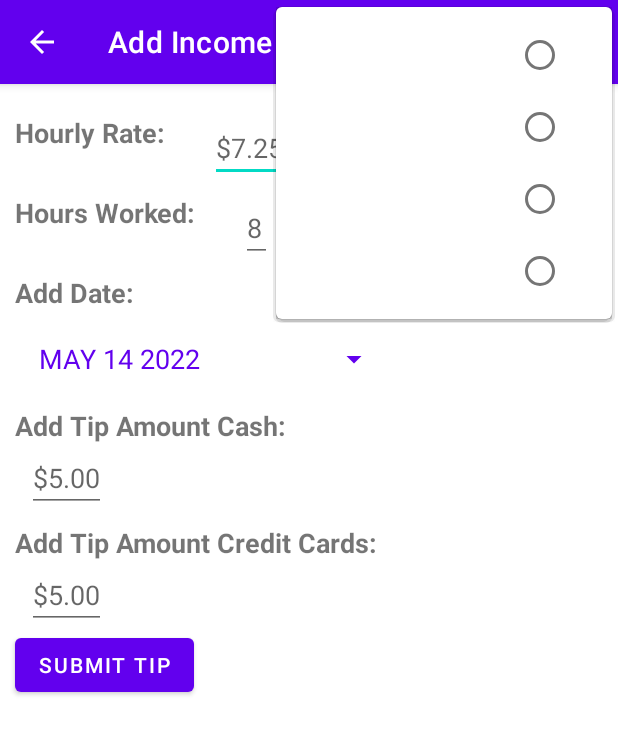
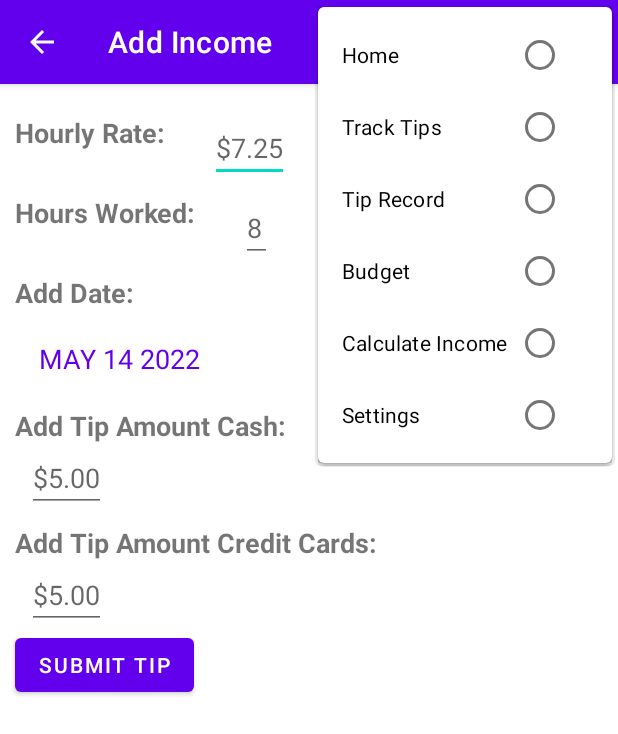
Before and after one commit to MackenzieNelson/Capstone---ServiceSolutions-TipTracker, an Android app: the IncomeActivity screen opened directly, with no data from a screen before it, with the options menu open, on a phone screen of 412 x 824 dp. Shown: the top 734 px of the screen. Run offline under Robolectric (Android 15) with nearby library versions, the phone set to English and light mode, and no system bars.

Commit message:
[finishes | delivers #182129615] makes the navigation on income activity not empty

```diff
--- a/app/src/main/java/edu/cvtc/servicesolutions/tip_tracker/IncomeActivity.java
+++ b/app/src/main/java/edu/cvtc/servicesolutions/tip_tracker/IncomeActivity.java
@@ -140,7 +140,7 @@ public class IncomeActivity extends AppCompatActivity implements LoaderManager.L
         dateButton = findViewById(R.id.datePickerButton);
         dateButton.setText(getTodaysDate());
 
-        drawerLayout = findViewById(R.id.drawer_layout);
+        drawerLayout = findViewById(R.id.drawer);
 
         if (drawerLayout != null) {
             navigationView = findViewById(R.id.navigationView);
@@ -385,7 +385,7 @@ public class IncomeActivity extends AppCompatActivity implements LoaderManager.L
             startActivity(intent);
             finish();
         } else if (id == R.id.nav_income_calc) {
-            Intent intent = new Intent(IncomeActivity.this, TipRecordActivity.class);
+            Intent intent = new Intent(IncomeActivity.this, IncomeCalculationsActivity.class);
             startActivity(intent);
             finish();
         } else if (id == R.id.nav_settings) {
@@ -394,6 +394,10 @@ public class IncomeActivity extends AppCompatActivity implements LoaderManager.L
             finish();
         } else if (id == R.id.nav_home) {
             Intent intent = new Intent(IncomeActivity.this, JobActivityMain.class);
+            startActivity(intent);
+            finish();
+        } else if (id == R.id.nav_record_tips) {
+            Intent intent = new Intent(IncomeActivity.this, TipRecordActivity.class);
             startActivity(intent);
             finish();
         }
--- a/app/src/main/res/menu/menu_main.xml
+++ b/app/src/main/res/menu/menu_main.xml
@@ -9,33 +9,27 @@
    </group>
 
     <group android:checkableBehavior="single">
-        <item android:title="@string/tip_information">
-            <menu>
-                <group>
         <item
             android:id="@+id/nav_track_tips"
             android:title="@string/track_tips"/>
+    </group>
+
+    <group android:checkableBehavior="single">
         <item
             android:id="@+id/nav_record_tips"
             android:title="@string/tip_record"/>
     </group>
-            </menu>
-        </item>
+
+    <group android:checkableBehavior="single">
+        <item
+            android:id="@+id/nav_budget"
+            android:title="@string/budget"/>
     </group>
 
     <group android:checkableBehavior="single">
-        <item android:title="@string/budgeting">
-            <menu>
-                <group>
-                    <item
-                        android:id="@+id/nav_budget"
-                        android:title="@string/budget"/>
         <item
             android:id="@+id/nav_income_calc"
             android:title="@string/calculate_income"/>
-                </group>
-            </menu>
-        </item>
     </group>
 
     <group android:checkableBehavior="single">
--- a/app/src/main/res/values/themes.xml
+++ b/app/src/main/res/values/themes.xml
@@ -1,6 +1,6 @@
 <resources xmlns:tools="http://schemas.android.com/tools">
     <!-- Base application theme. -->
-    <style name="Theme.ServiceSolutionsTipTracker" parent="Theme.MaterialComponents.DayNight.DarkActionBar">
+    <style name="Theme.ServiceSolutionsTipTracker" parent="Theme.MaterialComponents.Light.DarkActionBar">
         <!-- Primary brand color. -->
         <item name="colorPrimary">@color/purple_500</item>
         <item name="colorPrimaryVariant">@color/purple_700</item>
@@ -12,7 +12,13 @@
         <!-- Status bar color. -->
         <item name="android:statusBarColor" tools:targetApi="l">?attr/colorPrimaryVariant</item>
         <!-- Customize your theme here. -->
+        <item name="android:itemTextAppearance">@style/myCustomMenuTextAppearance</item>
     </style>
+
+    <style name="myCustomMenuTextAppearance" parent="@android:style/TextAppearance.Widget.IconMenu.Item">
+        <item name="android:textColor">@android:color/black</item>
+    </style>
+
 
     <style name="Theme.ServiceSolutionsTipTracker.NoActionBar">
         <item name="windowActionBar">false</item>
```
Also changed, not shown: app/src/main/res/layout/activity_main.xml (+4 -3 lines). Lines whose indentation alone changed are shown as unchanged.
